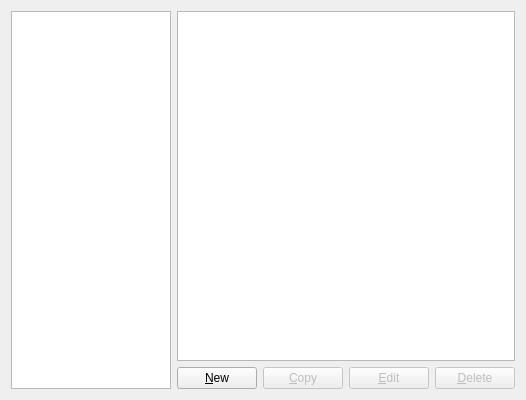
Qt form gns3/modules/qemu/ui/qemu_vm_preferences_page.ui (GNS3/gns3-gui) before a commit.
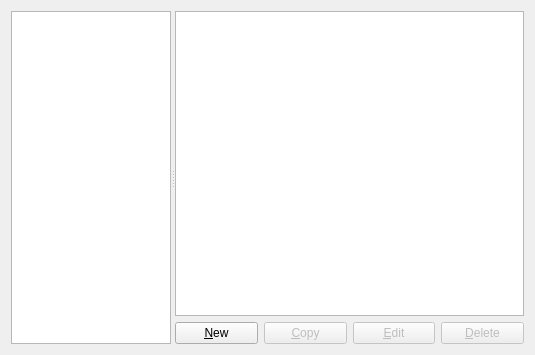
The same form after that commit.

Commit message: Change the size of template list on the Preferences window to relative. Fixes #2605

```diff
--- a/gns3/modules/qemu/ui/qemu_vm_preferences_page.ui
+++ b/gns3/modules/qemu/ui/qemu_vm_preferences_page.ui
@@ -6,8 +6,8 @@
    <rect>
     <x>0</x>
     <y>0</y>
-    <width>526</width>
-    <height>400</height>
+    <width>535</width>
+    <height>355</height>
    </rect>
   </property>
   <property name="windowTitle">
@@ -16,8 +16,12 @@
   <property name="accessibleName">
    <string>Qemu VM templates</string>
   </property>
-  <layout class="QGridLayout" name="gridLayout">
-   <item row="0" column="0">
+  <layout class="QVBoxLayout" name="verticalLayout_2">
+   <item>
+    <widget class="QSplitter" name="splitter">
+     <property name="orientation">
+      <enum>Qt::Horizontal</enum>
+     </property>
     <widget class="QTreeWidget" name="uiQemuVMsTreeWidget">
      <property name="sizePolicy">
       <sizepolicy hsizetype="Preferred" vsizetype="Expanding">
@@ -59,8 +63,7 @@
       </property>
      </column>
     </widget>
-   </item>
-   <item row="0" column="1">
+     <widget class="QWidget" name="">
     <layout class="QVBoxLayout" name="verticalLayout">
      <item>
       <widget class="QTreeWidget" name="uiQemuVMInfoTreeWidget">
@@ -133,6 +136,8 @@
       </layout>
      </item>
     </layout>
+     </widget>
+    </widget>
    </item>
   </layout>
  </widget>
```
Lines whose indentation alone changed are shown as unchanged. The commit also changes 14 other files.
